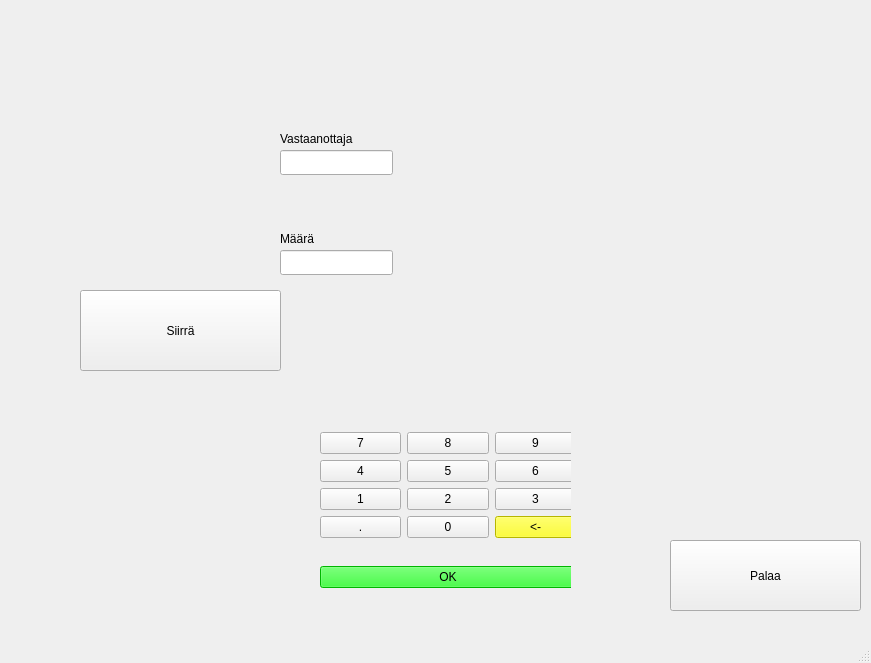
Old version of the form qt_frontend/frontend/mainwindow.ui in the repository jerpism/banksimul_testdev.
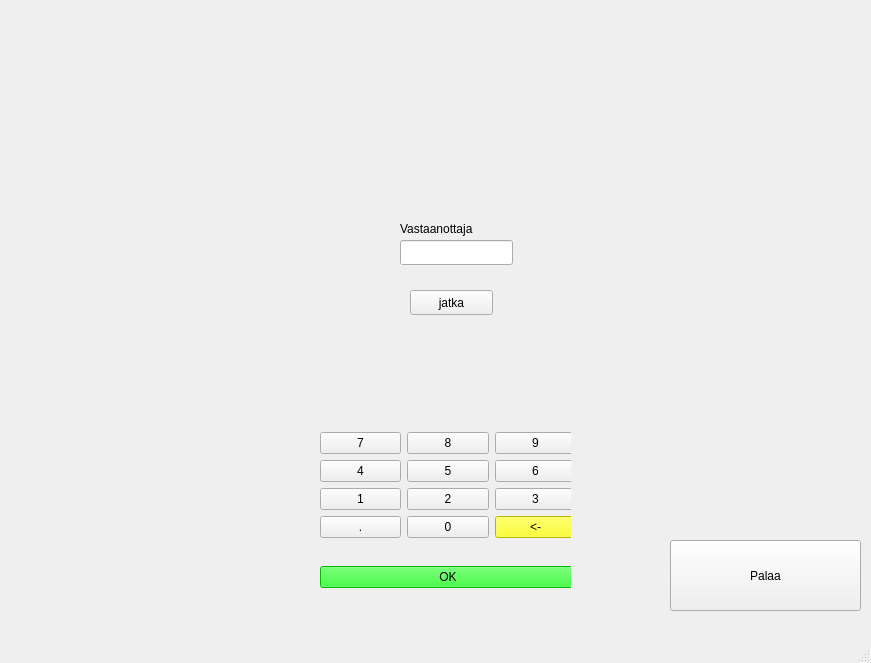
New version of the form. The open tabs and pages were chosen to show the change.

Commit message: Add transfer pages and functionality TODO: add check to see if recipient account exists

Diff of the .ui file:
```diff
--- a/qt_frontend/frontend/mainwindow.ui
+++ b/qt_frontend/frontend/mainwindow.ui
@@ -17,7 +17,7 @@
    <widget class="QStackedWidget" name="stackedWidget">
     <property name="geometry">
      <rect>
-      <x>60</x>
+      <x>80</x>
       <y>10</y>
       <width>731</width>
       <height>561</height>
@@ -246,8 +246,8 @@
      <widget class="QLineEdit" name="recipientLineEdit">
       <property name="geometry">
        <rect>
-        <x>220</x>
-        <y>140</y>
+        <x>320</x>
+        <y>230</y>
         <width>113</width>
         <height>25</height>
        </rect>
@@ -256,8 +256,8 @@
      <widget class="QLabel" name="recipientLabel">
       <property name="geometry">
        <rect>
-        <x>220</x>
-        <y>120</y>
+        <x>320</x>
+        <y>210</y>
         <width>111</width>
         <height>17</height>
        </rect>
@@ -266,40 +266,17 @@
        <string>Vastaanottaja</string>
       </property>
      </widget>
-     <widget class="QLineEdit" name="transferAmountLineEdit">
+     <widget class="QPushButton" name="pushButton">
       <property name="geometry">
        <rect>
-        <x>220</x>
-        <y>240</y>
-        <width>113</width>
-        <height>25</height>
-       </rect>
-      </property>
-     </widget>
-     <widget class="QLabel" name="transferLabel">
-      <property name="geometry">
-       <rect>
-        <x>220</x>
-        <y>220</y>
-        <width>62</width>
-        <height>17</height>
-       </rect>
-      </property>
-      <property name="text">
-       <string>Määrä</string>
-      </property>
-     </widget>
-     <widget class="QPushButton" name="transferButton">
-      <property name="geometry">
-       <rect>
-        <x>20</x>
+        <x>330</x>
         <y>280</y>
-        <width>201</width>
-        <height>81</height>
+        <width>83</width>
+        <height>25</height>
        </rect>
       </property>
       <property name="text">
-       <string>Siirrä</string>
+       <string>jatka</string>
       </property>
      </widget>
     </widget>
@@ -472,6 +449,44 @@
       </property>
      </widget>
     </widget>
+    <widget class="QWidget" name="siirtoamountpage">
+     <widget class="QPushButton" name="transferButton">
+      <property name="geometry">
+       <rect>
+        <x>250</x>
+        <y>270</y>
+        <width>201</width>
+        <height>81</height>
+       </rect>
+      </property>
+      <property name="text">
+       <string>Siirrä</string>
+      </property>
+     </widget>
+     <widget class="QLineEdit" name="transferAmountLineEdit">
+      <property name="geometry">
+       <rect>
+        <x>300</x>
+        <y>220</y>
+        <width>113</width>
+        <height>25</height>
+       </rect>
+      </property>
+     </widget>
+     <widget class="QLabel" name="transferLabel">
+      <property name="geometry">
+       <rect>
+        <x>300</x>
+        <y>190</y>
+        <width>62</width>
+        <height>17</height>
+       </rect>
+      </property>
+      <property name="text">
+       <string>Määrä</string>
+      </property>
+     </widget>
+    </widget>
    </widget>
    <widget class="QPushButton" name="closeNostoPushButton">
     <property name="geometry">
```
Left out of the diff: 2 changed lines with no effect on the pictures. The commit also changes 3 other files.
